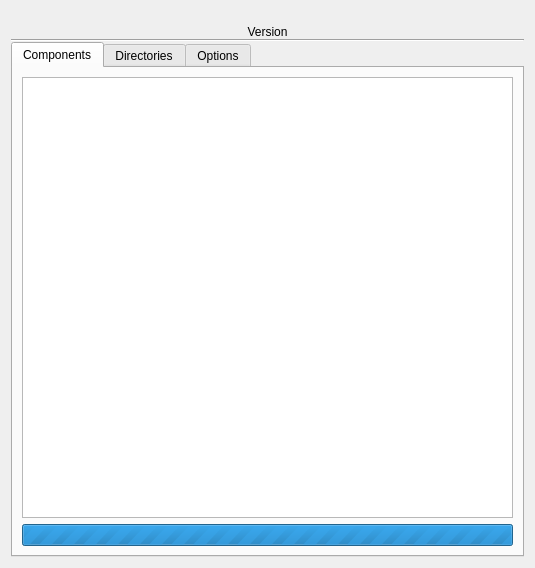
Qt form src/m_gpg_info/GnuPGInfo.ui (saturneric/GpgFrontend-Modules) before a commit.
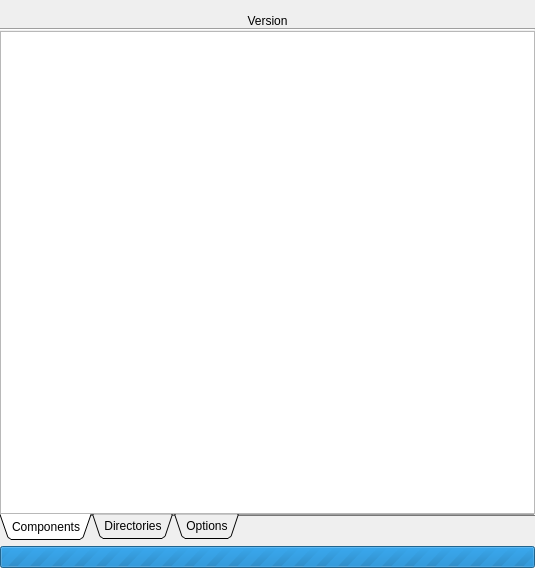
The same form after that commit. Icons and pictures are not drawn.

Commit message: fix: gnupg info not loading

What changed in the file:
```diff
--- a/src/m_gpg_info/GnuPGInfo.ui
+++ b/src/m_gpg_info/GnuPGInfo.ui
@@ -14,6 +14,18 @@
    <string>GnuPG Info</string>
   </property>
   <layout class="QGridLayout" name="gridLayout">
+   <property name="leftMargin">
+    <number>0</number>
+   </property>
+   <property name="topMargin">
+    <number>0</number>
+   </property>
+   <property name="rightMargin">
+    <number>0</number>
+   </property>
+   <property name="bottomMargin">
+    <number>0</number>
+   </property>
    <item row="0" column="0">
     <layout class="QVBoxLayout" name="verticalLayout" stretch="0,0,0,0">
      <property name="spacing">
@@ -81,43 +93,54 @@
      </item>
      <item>
       <widget class="QTabWidget" name="tabWidget">
+       <property name="tabPosition">
+        <enum>QTabWidget::TabPosition::South</enum>
+       </property>
        <property name="tabShape">
-        <enum>QTabWidget::Rounded</enum>
+        <enum>QTabWidget::TabShape::Triangular</enum>
        </property>
        <property name="currentIndex">
         <number>0</number>
        </property>
-       <property name="tabBarAutoHide">
+       <property name="elideMode">
+        <enum>Qt::TextElideMode::ElideMiddle</enum>
+       </property>
+       <property name="documentMode">
+        <bool>true</bool>
+       </property>
+       <property name="tabsClosable">
         <bool>false</bool>
        </property>
+       <property name="tabBarAutoHide">
+        <bool>true</bool>
+       </property>
        <widget class="QWidget" name="tab">
         <attribute name="title">
          <string>Components</string>
         </attribute>
         <layout class="QGridLayout" name="gridLayout_3">
+         <property name="leftMargin">
+          <number>0</number>
+         </property>
+         <property name="topMargin">
+          <number>0</number>
+         </property>
+         <property name="rightMargin">
+          <number>0</number>
+         </property>
+         <property name="bottomMargin">
+          <number>0</number>
+         </property>
          <item row="0" column="0">
           <widget class="QTableWidget" name="componentDetailsTable">
            <property name="sizeAdjustPolicy">
-            <enum>QAbstractScrollArea::AdjustToContents</enum>
+            <enum>QAbstractScrollArea::SizeAdjustPolicy::AdjustIgnored</enum>
            </property>
            <property name="autoScrollMargin">
             <number>16</number>
            </property>
            <property name="editTriggers">
-            <set>QAbstractItemView::NoEditTriggers</set>
-           </property>
-          </widget>
-         </item>
-         <item row="1" column="0">
-          <widget class="QProgressBar" name="loadProgressBar">
-           <property name="maximum">
-            <number>0</number>
-           </property>
-           <property name="value">
-            <number>-1</number>
-           </property>
-           <property name="textVisible">
-            <bool>false</bool>
+            <set>QAbstractItemView::EditTrigger::NoEditTriggers</set>
            </property>
           </widget>
          </item>
@@ -154,6 +177,19 @@
      </item>
     </layout>
    </item>
+   <item row="1" column="0">
+    <widget class="QProgressBar" name="loadProgressBar">
+     <property name="maximum">
+      <number>0</number>
+     </property>
+     <property name="value">
+      <number>-1</number>
+     </property>
+     <property name="textVisible">
+      <bool>false</bool>
+     </property>
+    </widget>
+   </item>
   </layout>
  </widget>
  <resources>
```
Left out of the diff: 36 changed lines with no effect on the pictures. The commit also changes 4 other files.
